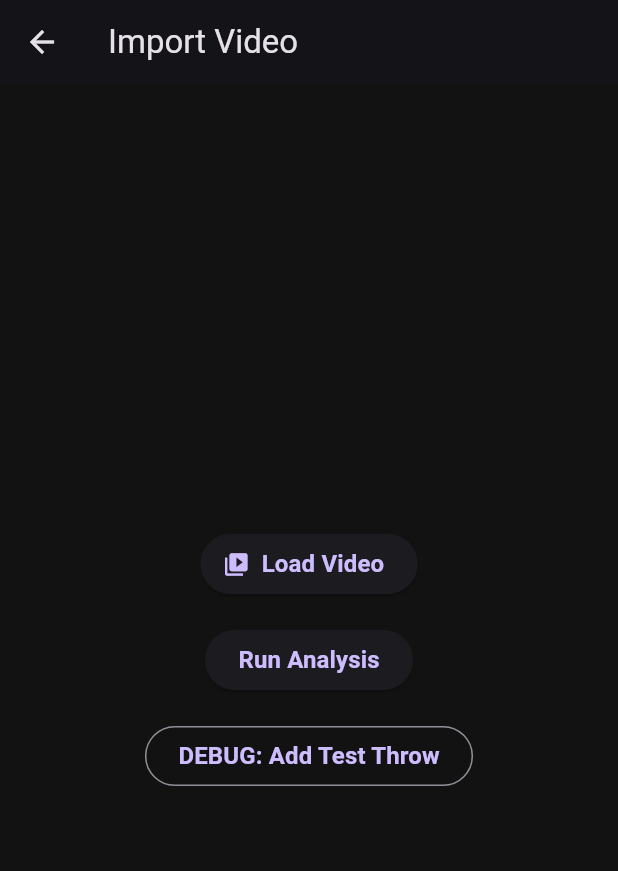
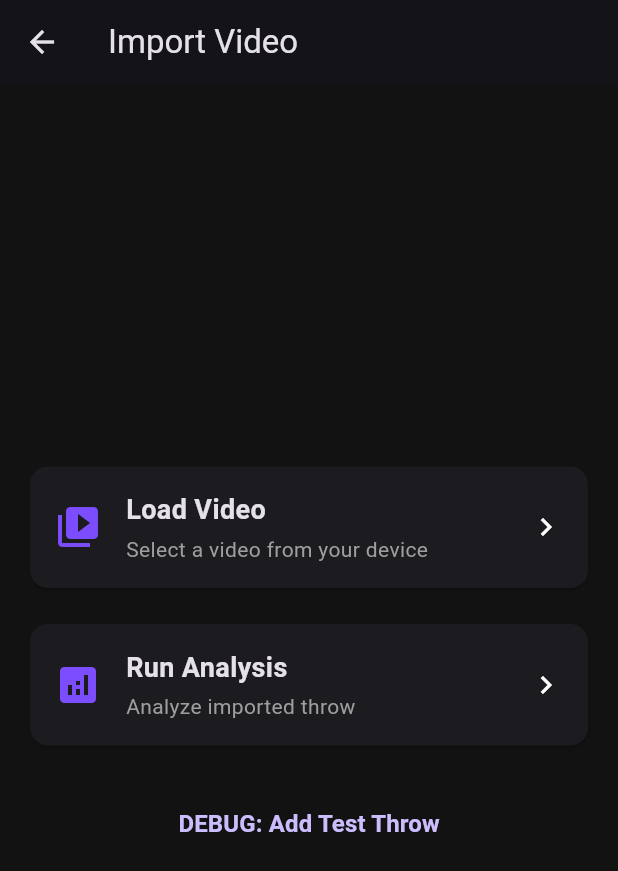
Before and after one commit to vinol3/bowling_assistant, a Flutter app: the screen it shows once a user with an empty profile is signed in, after a tap on "Import Video", on a phone screen of 412 x 824 dp. Shown: the top 871 px of the screen. Run offline on Flutter 3.47's test engine with Material 3 defaults, Android fonts, the phone set to English and light mode, and no system bars; our stand-ins replace camera, cloud_firestore, file_picker, firebase_auth, firebase_core; accounts and stored records are empty; network calls fail.

Commit message:
finished applying new style

```diff
--- a/lib/auth/auth_screen.dart
+++ b/lib/auth/auth_screen.dart
@@ -1,5 +1,7 @@
 import 'package:flutter/material.dart';
 import 'package:firebase_auth/firebase_auth.dart';
+import '../theme/app_text_styles.dart';
+import '../theme/app_colors.dart';
 
 class AuthScreen extends StatefulWidget {
   const AuthScreen({super.key});
@@ -13,7 +15,7 @@ class _AuthScreenState extends State<AuthScreen> {
   final passwordController = TextEditingController();
   bool isLoading = false;
 
-  Future<void> login() async {
+  Future<void> _login() async {
     try {
       setState(() => isLoading = true);
       await FirebaseAuth.instance.signInWithEmailAndPassword(
@@ -21,13 +23,13 @@ class _AuthScreenState extends State<AuthScreen> {
         password: passwordController.text.trim(),
       );
     } catch (e) {
-      showMessage(e.toString());
+      _showMessage(e.toString());
     } finally {
       setState(() => isLoading = false);
     }
   }
 
-  Future<void> signUp() async {
+  Future<void> _signUp() async {
     try {
       setState(() => isLoading = true);
       await FirebaseAuth.instance.createUserWithEmailAndPassword(
@@ -35,13 +37,13 @@ class _AuthScreenState extends State<AuthScreen> {
         password: passwordController.text.trim(),
       );
     } catch (e) {
-      showMessage(e.toString());
+      _showMessage(e.toString());
     } finally {
       setState(() => isLoading = false);
     }
   }
 
-  void showMessage(String message) {
+  void _showMessage(String message) {
     ScaffoldMessenger.of(context).showSnackBar(
       SnackBar(content: Text(message)),
     );
@@ -52,65 +54,83 @@ class _AuthScreenState extends State<AuthScreen> {
     return Scaffold(
       body: Center(
         child: Padding(
-          padding: const EdgeInsets.all(32.0),
+          padding: const EdgeInsets.all(24),
+          child: TweenAnimationBuilder<double>(
+            tween: Tween(begin: 0, end: 1),
+            duration: const Duration(milliseconds: 400),
+            builder: (context, value, child) {
+              return Opacity(
+                opacity: value,
+                child: Transform.translate(
+                  offset: Offset(0, 20 * (1 - value)),
+                  child: child,
+                ),
+              );
+            },
+            child: Card(
+              child: Padding(
+                padding: const EdgeInsets.all(24),
                 child: SingleChildScrollView(
                   child: Column(
                     mainAxisSize: MainAxisSize.min,
                     children: [
-                // Title
+                      const Icon(
+                        Icons.auto_graph_rounded,
+                        size: 64,
+                        color: AppColors.primary,
+                      ),
+                      const SizedBox(height: 16),
                       Text(
-                  "Login or create an account",
-                  style: Theme.of(context).textTheme.headlineMedium,
+                        'Bowling Assistant',
+                        style: AppTextStyles.headline,
                       ),
-                const SizedBox(height: 40),
+                      const SizedBox(height: 6),
+                      Text(
+                        'Log in or create an account',
+                        style: AppTextStyles.bodyMuted,
+                      ),
+                      const SizedBox(height: 32),
 
-                // Email
-                TextField(
+                      _InputField(
                         controller: emailController,
-                  decoration: const InputDecoration(
-                    labelText: "Email",
-                    border: OutlineInputBorder(),
+                        label: 'Email',
                       ),
+                      const SizedBox(height: 16),
+                      _InputField(
+                        controller: passwordController,
+                        label: 'Password',
+                        obscure: true,
                       ),
-                const SizedBox(height: 20),
+                      const SizedBox(height: 24),
 
-                // Password
-                TextField(
-                  controller: passwordController,
-                  obscureText: true,
-                  decoration: const InputDecoration(
-                    labelText: "Password",
-                    border: OutlineInputBorder(),
-                  ),
-                ),
-                const SizedBox(height: 30),
-
-                // Buttons
-                isLoading
+                      AnimatedSwitcher(
+                        duration: const Duration(milliseconds: 300),
+                        child: isLoading
                             ? const CircularProgressIndicator()
                             : Column(
                                 children: [
-                          // LOGIN
                                   SizedBox(
                                     width: double.infinity,
                                     child: FilledButton(
-                              onPressed: login,
-                              child: const Text("Log In"),
+                                      onPressed: _login,
+                                      child: const Text('Log In'),
                                     ),
                                   ),
                                   const SizedBox(height: 12),
-
-                          // SIGN UP
                                   SizedBox(
                                     width: double.infinity,
                                     child: OutlinedButton(
-                              onPressed: signUp,
-                              child: const Text("Sign Up"),
+                                      onPressed: _signUp,
+                                      child: const Text('Sign Up'),
                                     ),
                                   ),
                                 ],
                               ),
+                      ),
                     ],
+                  ),
+                ),
+              ),
             ),
           ),
         ),
@@ -118,3 +138,29 @@ class _AuthScreenState extends State<AuthScreen> {
     );
   }
 }
+
+class _InputField extends StatelessWidget {
+  final TextEditingController controller;
+  final String label;
+  final bool obscure;
+
+  const _InputField({
+    required this.controller,
+    required this.label,
+    this.obscure = false,
+  });
+
+  @override
+  Widget build(BuildContext context) {
+    return TextField(
+      controller: controller,
+      obscureText: obscure,
+      decoration: InputDecoration(
+        labelText: label,
+        border: OutlineInputBorder(
+          borderRadius: BorderRadius.circular(12),
+        ),
+      ),
+    );
+  }
+}
--- a/lib/screens/home_screen.dart
+++ b/lib/screens/home_screen.dart
@@ -21,19 +21,19 @@ class HomeScreen extends StatelessWidget {
       ),
       body: Padding(
         padding: const EdgeInsets.all(16),
-        child: Column(
-          mainAxisAlignment: MainAxisAlignment.center,
+        child: ListView(
+          padding: const EdgeInsets.all(16),
           children: [
             _ActionCard(
-              icon: Icons.tune,
-              title: 'Calibrate Lane',
-              subtitle: 'Set reference points',
-              onTap: () => Navigator.pushNamed(context, '/calibration'),
+              icon: Icons.auto_stories_outlined,
+              title: 'Recorded Throws',
+              subtitle: 'See all recorded throws',
+              onTap: () => Navigator.pushNamed(context, '/analysis'),
             ),
             const SizedBox(height: 16),
             _ActionCard(
               icon: Icons.videocam,
-              title: 'Record Throw',
+              title: 'Record Video',
               subtitle: 'Capture a new attempt',
               onTap: () => Navigator.pushNamed(context, '/record'),
             ),
@@ -43,6 +43,13 @@ class HomeScreen extends StatelessWidget {
               title: 'Import Video',
               subtitle: 'Analyze existing footage',
               onTap: () => Navigator.pushNamed(context, '/import'),
+            ),
+             const SizedBox(height: 16),
+            _ActionCard(
+              icon: Icons.analytics_outlined,
+              title: 'Stats',
+              subtitle: 'Aggregated throw statistics',
+              onTap: () => Navigator.pushNamed(context, '/results'),
             ),
             const SizedBox(height: 16),
             _ActionCard(
--- a/lib/screens/import_screen.dart
+++ b/lib/screens/import_screen.dart
@@ -6,6 +6,8 @@ import 'package:flutter/material.dart';
 
 import '../models/bowling_throw.dart';
 import '../services/throw_service.dart';
+import '../theme/app_text_styles.dart';
+import '../theme/app_colors.dart';
 
 class ImportScreen extends StatelessWidget {
   const ImportScreen({super.key});
@@ -13,23 +15,29 @@ class ImportScreen extends StatelessWidget {
   @override
   Widget build(BuildContext context) {
     return Scaffold(
-      appBar: AppBar(title: const Text('Import Video')),
-      body: Center(
+      appBar: AppBar(
+        title: const Text('Import Video'),
+      ),
+      body: Padding(
+        padding: const EdgeInsets.all(16),
         child: Column(
           mainAxisAlignment: MainAxisAlignment.center,
           children: [
-            ElevatedButton.icon(
-              icon: const Icon(Icons.video_library),
-              label: const Text('Load Video'),
-              onPressed: () => _pickVideo(context),
+            _ActionCard(
+              icon: Icons.video_library,
+              title: 'Load Video',
+              subtitle: 'Select a video from your device',
+              onTap: () => _pickVideo(context),
             ),
             const SizedBox(height: 16),
-            ElevatedButton(
-              onPressed: () => Navigator.pushNamed(context, '/analysis'),
-              child: const Text('Run Analysis'),
+            _ActionCard(
+              icon: Icons.analytics,
+              title: 'Run Analysis',
+              subtitle: 'Analyze imported throw',
+              onTap: () => Navigator.pushNamed(context, '/analysis'),
             ),
-            const SizedBox(height: 16),
-            OutlinedButton(
+            const SizedBox(height: 24),
+            TextButton(
               onPressed: () => _showDebugDialog(context),
               child: const Text('DEBUG: Add Test Throw'),
             ),
@@ -39,30 +47,21 @@ class ImportScreen extends StatelessWidget {
     );
   }
 
-
   Future<void> _pickVideo(BuildContext context) async {
     final result = await FilePicker.platform.pickFiles(
       type: FileType.video,
       allowMultiple: false,
     );
 
-    if (result == null) return; // user canceled
+    if (result == null) return;
 
     if (kIsWeb) {
-      final bytes = result.files.single.bytes;
-      final name = result.files.single.name;
-
-      debugPrint('Picked video (web): $name');
-      debugPrint('Bytes length: ${bytes?.length}');
+      debugPrint('Picked video (web): ${result.files.single.name}');
     } else {
       final path = result.files.single.path!;
       final file = File(path);
-
       debugPrint('Picked video path: $path');
       debugPrint('File size: ${await file.length()} bytes');
-
-      // TODO:
-      // Pass `path` into video analysis
     }
 
     ScaffoldMessenger.of(context).showSnackBar(
@@ -70,9 +69,6 @@ class ImportScreen extends StatelessWidget {
     );
   }
 
-  // =======================
-  // DEBUG DIALOG
-  // =======================
   void _showDebugDialog(BuildContext context) {
     final launchAngleCtrl = TextEditingController();
     final impactAngleCtrl = TextEditingController();
@@ -86,7 +82,7 @@ class ImportScreen extends StatelessWidget {
 
     showDialog(
       context: context,
-      builder: (context) => AlertDialog(
+      builder: (_) => AlertDialog(
         title: const Text('Debug Throw Input'),
         content: SingleChildScrollView(
           child: Column(
@@ -141,9 +137,6 @@ class ImportScreen extends StatelessWidget {
     );
   }
 
-  // =======================
-  // HELPERS
-  // =======================
   Widget _numberField(String label, TextEditingController controller) {
     return Padding(
       padding: const EdgeInsets.symmetric(vertical: 6),
@@ -152,7 +145,9 @@ class ImportScreen extends StatelessWidget {
         keyboardType: const TextInputType.numberWithOptions(decimal: true),
         decoration: InputDecoration(
           labelText: label,
-          border: const OutlineInputBorder(),
+          border: OutlineInputBorder(
+            borderRadius: BorderRadius.circular(12),
+          ),
         ),
       ),
     );
@@ -163,3 +158,60 @@ class ImportScreen extends StatelessWidget {
     return double.tryParse(value);
   }
 }
+
+class _ActionCard extends StatelessWidget {
+  final IconData icon;
+  final String title;
+  final String subtitle;
+  final VoidCallback onTap;
+
+  const _ActionCard({
+    required this.icon,
+    required this.title,
+    required this.subtitle,
+    required this.onTap,
+  });
+
+  @override
+  Widget build(BuildContext context) {
+    return TweenAnimationBuilder<double>(
+      tween: Tween(begin: 0, end: 1),
+      duration: const Duration(milliseconds: 300),
+      builder: (context, value, child) {
+        return Opacity(
+          opacity: value,
+          child: Transform.translate(
+            offset: Offset(0, 12 * (1 - value)),
+            child: child,
+          ),
+        );
+      },
+      child: Card(
+        child: InkWell(
+          borderRadius: BorderRadius.circular(16),
+          onTap: onTap,
+          child: Padding(
+            padding: const EdgeInsets.all(16),
+            child: Row(
+              children: [
+                Icon(icon, size: 32, color: AppColors.primary),
+                const SizedBox(width: 16),
+                Expanded(
+                  child: Column(
+                    crossAxisAlignment: CrossAxisAlignment.start,
+                    children: [
+                      Text(title, style: AppTextStyles.sectionTitle),
+                      const SizedBox(height: 4),
+                      Text(subtitle, style: AppTextStyles.bodyMuted),
+                    ],
+                  ),
+                ),
+                const Icon(Icons.chevron_right),
+              ],
+            ),
+          ),
+        ),
+      ),
+    );
+  }
+}
```
Also changed, not shown: lib/screens/throw_details_screen.dart (+142 -46 lines). Lines whose indentation alone changed are shown as unchanged.
